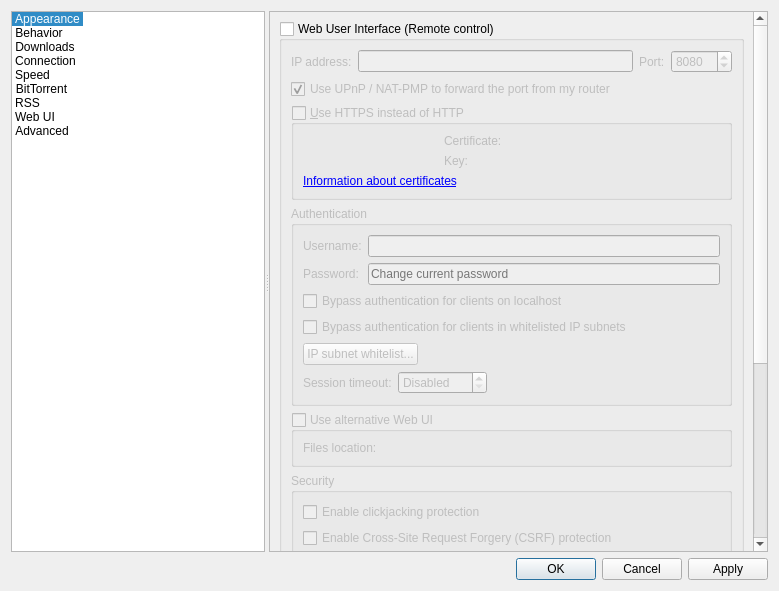
This is src/gui/optionsdialog.ui in zeule/qbit as Qt 5 draws it before an edit. The edited form follows.
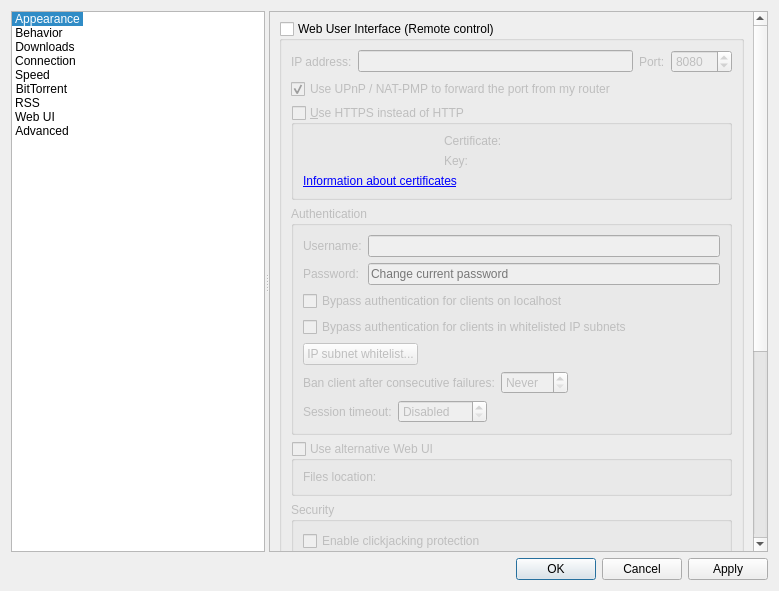
This is the edited form. The open tabs and pages were chosen to show the change. Icons and pictures are not drawn. Custom widgets are drawn as their Qt base class.

Commit message: Expose WebUI ban counter to users

The edit to the form file:
```diff
--- a/src/gui/optionsdialog.ui
+++ b/src/gui/optionsdialog.ui
@@ -3232,6 +3232,40 @@
                     </property>
                    </widget>
                   </item>
+                  <item>
+                   <layout class="QHBoxLayout" name="horizontalLayout_19">
+                    <item>
+                     <widget class="QLabel" name="lblBanCounter">
+                      <property name="text">
+                       <string>Ban client after consecutive failures:</string>
+                      </property>
+                     </widget>
+                    </item>
+                    <item>
+                     <widget class="QSpinBox" name="spinBanCounter">
+                      <property name="specialValueText">
+                       <string>Never</string>
+                      </property>
+                      <property name="maximum">
+                       <number>2147483647</number>
+                      </property>
+                     </widget>
+                    </item>
+                    <item>
+                     <spacer name="horizontalSpacer_15">
+                      <property name="orientation">
+                       <enum>Qt::Horizontal</enum>
+                      </property>
+                      <property name="sizeHint" stdset="0">
+                       <size>
+                        <width>40</width>
+                        <height>20</height>
+                       </size>
+                      </property>
+                     </spacer>
+                    </item>
+                   </layout>
+                  </item>
                   <item>
                    <layout class="QHBoxLayout" name="horizontalLayout_13">
                     <item>
```
The commit also changes 7 other files.
